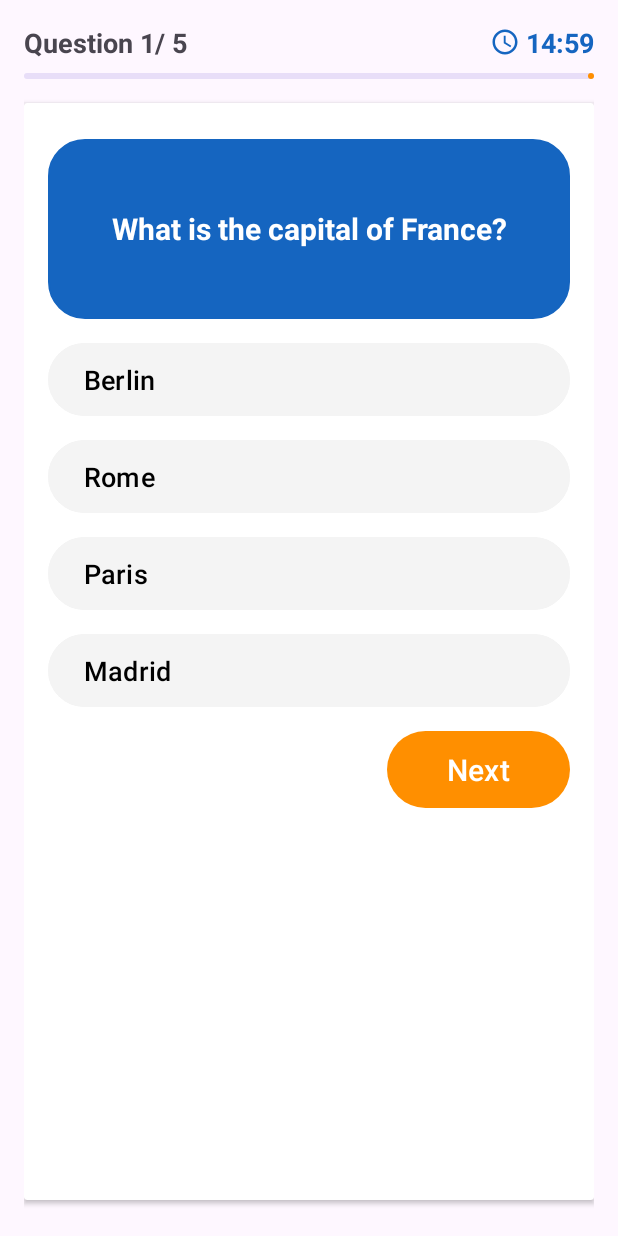
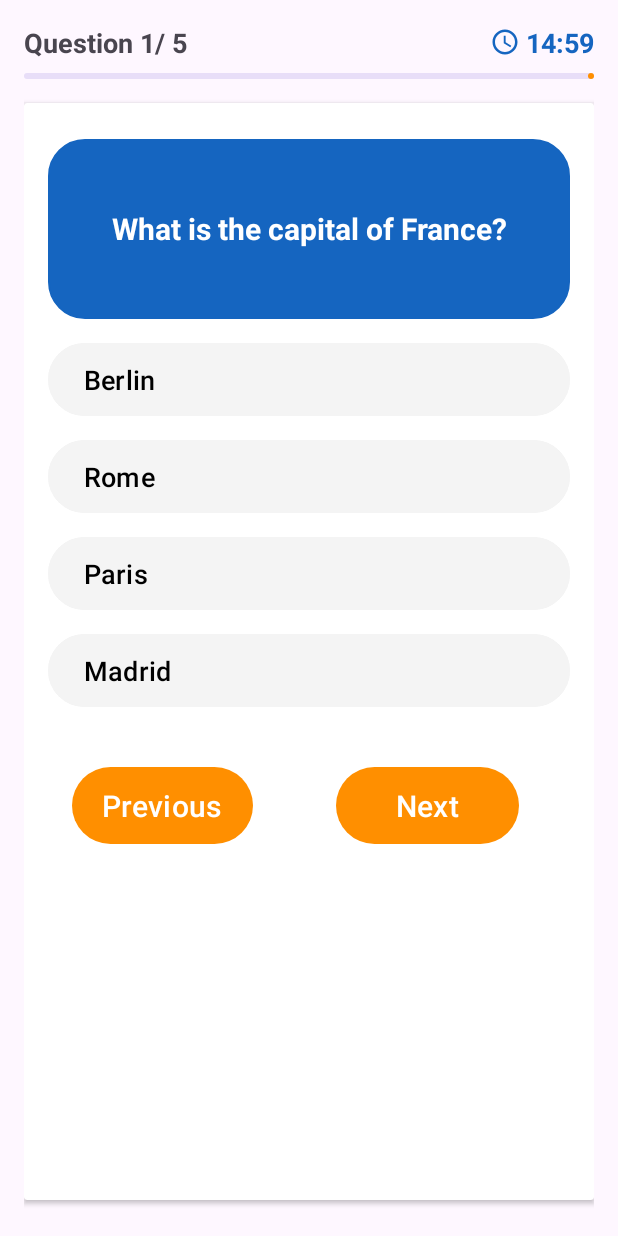
Before and after one commit to raj121276thakre/Project-1-Exam-App, an Android app: the QuizExamActivity screen opened directly, with no data from a screen before it, on a phone screen of 412 x 824 dp. Run offline under Robolectric (Android 15) with nearby library versions, the light colour scheme and no system bars.

Commit message:
1) Previous btn implemented

```diff
--- a/app/src/main/java/com/app/examapp/MainActivity.kt
+++ b/app/src/main/java/com/app/examapp/MainActivity.kt
@@ -96,7 +96,7 @@ class MainActivity : AppCompatActivity() {
 
 
         // dumy exam data
-        examModelList.add(ExamModel("1","Programming","All the basic programming","10",listQuestinModel))
+        examModelList.add(ExamModel("1","Programming","All the basic programming","1",listQuestinModel))
         examModelList.add(ExamModel("2","Computer","All the Computer Questions","20",listQuestinModel2))
         examModelList.add(ExamModel("3","Geography","Boost your geographic knowledge","15",geographicQuestions))
         setupRecyclerView()
--- a/app/src/main/java/com/app/examapp/QuizExamActivity.kt
+++ b/app/src/main/java/com/app/examapp/QuizExamActivity.kt
@@ -12,19 +12,19 @@ import com.app.examapp.databinding.ActivityQuizExamBinding
 import com.app.examapp.databinding.ScoreDialogBinding
 import com.app.examapp.model.QuestionModel
 
-
-class QuizExamActivity : AppCompatActivity() , View.OnClickListener{
+class QuizExamActivity : AppCompatActivity(), View.OnClickListener {
 
     lateinit var binding: ActivityQuizExamBinding // declaration of binding
 
-    companion object{
-        var questionModelList : List<QuestionModel> = listOf()
-        var time: String =""
+    companion object {
+        var questionModelList: List<QuestionModel> = listOf()
+        var time: String = ""
     }
 
     var currentQuestionIndex = 0
-    var selectedAns =""
+    var selectedAns: String? = null
     var score = 0
+    val selectedAnswers = MutableList<String?>(questionModelList.size) { null }
 
     override fun onCreate(savedInstanceState: Bundle?) {
         super.onCreate(savedInstanceState)
@@ -40,46 +40,42 @@ class QuizExamActivity : AppCompatActivity() , View.OnClickListener{
             btn3.setOnClickListener(this@QuizExamActivity)
             //next btn
             nextBtn.setOnClickListener(this@QuizExamActivity)
+            previousBtn.setOnClickListener(this@QuizExamActivity)
         }
 
         loadQuestions()
         startTimer()
-
-
-    } // below are the functions
+    }
 
     private fun startTimer() {
         val totalTimeInMills = time.toInt() * 60 * 1000L
-        object : CountDownTimer(totalTimeInMills, 1000L){
+        object : CountDownTimer(totalTimeInMills, 1000L) {
             override fun onTick(millisUntilFinished: Long) {
-               val seconds = millisUntilFinished/1000
-               val minutes = seconds/60
+                val seconds = millisUntilFinished / 1000
+                val minutes = seconds / 60
                 val remainingSeconds = seconds % 60
                 //showing timer on timer indicator
-                binding.timerIndicatorTextview.text = String.format("%02d:%02d",minutes,remainingSeconds)
+                binding.timerIndicatorTextview.text = String.format("%02d:%02d", minutes, remainingSeconds)
             }
 
             override fun onFinish() {
                 //finish the quiz
+                finishQuiz()
             }
-
         }.start()
     }
 
-    private fun loadQuestions(){
-        selectedAns=""
-        if (currentQuestionIndex == questionModelList.size){
-
+    private fun loadQuestions() {
+        if (currentQuestionIndex == questionModelList.size) {
             finishQuiz()
             return
         }
 
-
         binding.apply {
             //question number
-        questionIndicatorTextview.text = "Question ${currentQuestionIndex+1}/ ${questionModelList.size}"
-        //question progresss
-        questionProgressIndicator.progress = ( currentQuestionIndex.toFloat()/ questionModelList.size.toFloat() * 100).toInt()
+            questionIndicatorTextview.text = "Question ${currentQuestionIndex + 1}/ ${questionModelList.size}"
+            //question progress
+            questionProgressIndicator.progress = (currentQuestionIndex.toFloat() / questionModelList.size.toFloat() * 100).toInt()
             //question title
             questionTextview.text = questionModelList[currentQuestionIndex].question
             //options
@@ -87,11 +83,27 @@ class QuizExamActivity : AppCompatActivity() , View.OnClickListener{
             btn1.text = questionModelList[currentQuestionIndex].options[1]
             btn2.text = questionModelList[currentQuestionIndex].options[2]
             btn3.text = questionModelList[currentQuestionIndex].options[3]
+
+            // Clear all option button selections
+            btn0.setBackgroundColor(getColor(R.color.gray))
+            btn1.setBackgroundColor(getColor(R.color.gray))
+            btn2.setBackgroundColor(getColor(R.color.gray))
+            btn3.setBackgroundColor(getColor(R.color.gray))
+
+            // Set the background color of the previously selected answer
+            selectedAnswers[currentQuestionIndex]?.let { selected ->
+                val selectedButton = when (selected) {
+                    questionModelList[currentQuestionIndex].options[0] -> btn0
+                    questionModelList[currentQuestionIndex].options[1] -> btn1
+                    questionModelList[currentQuestionIndex].options[2] -> btn2
+                    else -> btn3
+                }
+                selectedButton.setBackgroundColor(getColor(R.color.orange))
+            }
         }
     }
 
     override fun onClick(view: View?) {
-
         binding.apply {
             btn0.setBackgroundColor(getColor(R.color.gray))
             btn1.setBackgroundColor(getColor(R.color.gray))
@@ -100,61 +112,88 @@ class QuizExamActivity : AppCompatActivity() , View.OnClickListener{
         }
 
         val clickedBtn = view as Button
-
-        if(clickedBtn.id == R.id.next_btn){
-            //next btn is clicked
-            if (selectedAns == questionModelList[currentQuestionIndex].correct){
-                score++
-                Log.i("Score of Quiz", score.toString())
+        when (view?.id) {
+            R.id.next_btn -> {
+                // Next button clicked
+                loadNextQuestion()
             }
-            currentQuestionIndex++
-            loadQuestions()
-
-        }else{
-            //options btn is clicked
+            R.id.previous_btn -> {
+                // Previous button clicked
+                loadPreviousQuestion()
+            }
+            else -> {
+                // Options button clicked
                 selectedAns = clickedBtn.text.toString()
                 clickedBtn.setBackgroundColor(getColor(R.color.orange))
+            }
+        }
+    }
 
+    private fun loadPreviousQuestion() {
+        if (currentQuestionIndex > 0) {
+            // Save the selected answer for the current question
+            selectedAnswers[currentQuestionIndex] = selectedAns
+            currentQuestionIndex--
+            // Load the selected answer for the previous question
+            selectedAns = selectedAnswers[currentQuestionIndex]
+            loadQuestions()
+        } else {
+            selectedAns = selectedAnswers[currentQuestionIndex]
+            loadQuestions()
         }
     }
 
 
-    private fun finishQuiz(){
+
+    private fun loadNextQuestion() {
+        // Save the selected answer for the current question
+        selectedAnswers[currentQuestionIndex] = selectedAns
+        // Check if the selected answer is correct
+        if (selectedAns == questionModelList[currentQuestionIndex].correct) {
+            score++
+            Log.i("Score of Quiz", score.toString())
+        }
+
+        // Move to the next question
+        currentQuestionIndex++
+
+        // Check if it's the last question
+        if (currentQuestionIndex == questionModelList.size) {
+            // If it's the last question, finish the quiz and show the dialog
+            finishQuiz()
+        } else {
+            // Load the selected answer for the next question
+            selectedAns = selectedAnswers[currentQuestionIndex]
+            loadQuestions()
+        }
+    }
+
+
+    private fun finishQuiz() {
         // after questions finish the score dialog will display with result
         val totalQuestions = questionModelList.size
-        val percentage = (( score.toFloat() / totalQuestions.toFloat()) * 100 ).toInt()
+        val percentage = ((score.toFloat() / totalQuestions.toFloat()) * 100).toInt()
 
         val dialogBinding = ScoreDialogBinding.inflate(layoutInflater)
         dialogBinding.apply {
             scoreProgressIndicator.progress = percentage
             scoreProgressText.text = "$percentage %"
-            if (percentage>60){
+            if (percentage > 60) {
                 scoreTitle.text = "Congrats! You have passed"
                 scoreTitle.setTextColor(Color.BLUE)
-
-            }else{
+            } else {
                 scoreTitle.text = "Oops! You have failed"
                 scoreTitle.setTextColor(Color.RED)
             }
             scoreSubtitle.text = "$score out of $totalQuestions are correct"
 
-            finishBtn.setOnClickListener{
+            finishBtn.setOnClickListener {
                 finish()
             }
-
         }
         AlertDialog.Builder(this)
             .setView(dialogBinding.root)
             .setCancelable(false)
             .show()
-
-
-
-
-
     }
-
-
-
-
 }
--- a/app/src/main/java/com/app/examapp/authentication/SignInActivity.kt
+++ b/app/src/main/java/com/app/examapp/authentication/SignInActivity.kt
@@ -1,4 +1,4 @@
-package com.app.examsoftware
+package com.app.examapp.authentication
 
 import android.content.Intent
 import androidx.appcompat.app.AppCompatActivity
@@ -19,7 +19,7 @@ class SignInActivity : AppCompatActivity() {
         /*after clicking on the text "Not Registered Yet , Sign Up !"
          the signup page will display */
         binding.textGotoSignUp.setOnClickListener{
-            val intent = Intent(this,SignUpActivity::class.java )
+            val intent = Intent(this, SignUpActivity::class.java )
             startActivity(intent)
             finish() // Finish SignInActivity to remove it from back stack
         }
--- a/app/src/main/res/layout/activity_quiz_exam.xml
+++ b/app/src/main/res/layout/activity_quiz_exam.xml
@@ -16,34 +16,30 @@
             android:id="@+id/question_indicator_textview"
             android:layout_width="match_parent"
             android:layout_height="wrap_content"
-            tools:text="Question 7/20"
+            android:layout_centerVertical="true"
             android:textSize="18sp"
             android:textStyle="bold"
-            android:layout_centerVertical="true"
-            />
+            tools:text="Question 7/20" />
 
         <ImageView
             android:layout_width="20dp"
             android:layout_height="20dp"
-            android:src="@drawable/icon_timer"
-            app:tint="@color/blue"
+            android:layout_centerVertical="true"
             android:layout_marginEnd="4dp"
             android:layout_toStartOf="@id/timer_indicator_textview"
-            android:layout_centerVertical="true"
-            />
+            android:src="@drawable/icon_timer"
+            app:tint="@color/blue" />
 
         <TextView
             android:id="@+id/timer_indicator_textview"
             android:layout_width="wrap_content"
             android:layout_height="wrap_content"
-            tools:text="5:46"
+            android:layout_alignParentEnd="true"
+            android:layout_centerVertical="true"
+            android:textColor="@color/blue"
             android:textSize="18sp"
             android:textStyle="bold"
-            android:textColor="@color/blue"
-            android:layout_centerVertical="true"
-            android:layout_alignParentEnd="true"
-            />
-
+            tools:text="5:46" />
 
 
     </RelativeLayout>
@@ -53,8 +49,7 @@
         android:layout_width="match_parent"
         android:layout_height="wrap_content"
         android:layout_marginVertical="8dp"
-        tools:progress="50"
-        />
+        tools:progress="50" />
 
     <androidx.cardview.widget.CardView
         android:layout_width="match_parent"
@@ -74,14 +69,14 @@
                 android:id="@+id/question_textview"
                 android:layout_width="match_parent"
                 android:layout_height="120dp"
-                tools:text="What is Android OS ?"
+                android:layout_marginVertical="8dp"
+                android:background="@drawable/rounded_corner"
+                android:backgroundTint="@color/blue"
+                android:gravity="center"
+                android:textColor="@color/white"
                 android:textSize="20sp"
                 android:textStyle="bold"
-                android:backgroundTint="@color/blue"
-                android:background="@drawable/rounded_corner"
-                android:textColor="@color/white"
-                android:gravity="center"
-                android:layout_marginVertical="8dp"/>
+                tools:text="What is Android OS ?" />
 
             <!--            options      -->
 
@@ -91,11 +86,12 @@
                 android:layout_height="wrap_content"
                 android:layout_marginVertical="4dp"
                 android:backgroundTint="@color/gray"
-                tools:text="Ans A"
+                android:gravity="center_vertical"
+
+                android:paddingVertical="12dp"
                 android:textColor="@color/black"
-                android:paddingVertical="12dp"
-                android:gravity="center_vertical"
-                android:textSize="18sp"/>
+                android:textSize="18sp"
+                tools:text="Ans A" />
 
             <Button
                 android:id="@+id/btn1"
@@ -103,11 +99,11 @@
                 android:layout_height="wrap_content"
                 android:layout_marginVertical="4dp"
                 android:backgroundTint="@color/gray"
-                tools:text="Ans B"
+                android:gravity="center_vertical"
+                android:paddingVertical="12dp"
                 android:textColor="@color/black"
-                android:paddingVertical="12dp"
-                android:gravity="center_vertical"
-                android:textSize="18sp"/>
+                android:textSize="18sp"
+                tools:text="Ans B" />
 
             <Button
                 android:id="@+id/btn2"
@@ -115,11 +111,11 @@
                 android:layout_height="wrap_content"
                 android:layout_marginVertical="4dp"
                 android:backgroundTint="@color/gray"
-                tools:text="Ans C"
+                android:gravity="center_vertical"
+                android:paddingVertical="12dp"
                 android:textColor="@color/black"
-                android:paddingVertical="12dp"
-                android:gravity="center_vertical"
-                android:textSize="18sp"/>
+                android:textSize="18sp"
+                tools:text="Ans C" />
 
 
             <Button
@@ -128,30 +124,55 @@
                 android:layout_height="wrap_content"
                 android:layout_marginVertical="4dp"
                 android:backgroundTint="@color/gray"
-                tools:text="Ans D"
+                android:gravity="center_vertical"
+                android:paddingVertical="12dp"
                 android:textColor="@color/black"
-                android:paddingVertical="12dp"
-                android:gravity="center_vertical"
-                android:textSize="18sp"/>
+                android:textSize="18sp"
+                tools:text="Ans D" />
 
             <!--            Next button  -->
 
+
+            <LinearLayout
+                android:layout_width="match_parent"
+                android:layout_height="wrap_content"
+                android:layout_marginVertical="16dp"
+                android:orientation="horizontal"
+                android:paddingHorizontal="16dp"
+                android:paddingVertical="12dp">
+
+                <Button
+                    android:id="@+id/previous_btn"
+                    android:layout_width="wrap_content"
+                    android:layout_height="wrap_content"
+                    android:layout_gravity="start"
+                    android:layout_marginVertical="4dp"
+                    android:layout_marginRight="40dp"
+                    android:gravity="center_vertical"
+                    android:paddingHorizontal="20dp"
+                    android:paddingVertical="12dp"
+                    android:text="Previous"
+                    android:textSize="20sp" />
 
                 <Button
                     android:id="@+id/next_btn"
                     android:layout_width="wrap_content"
                     android:layout_height="wrap_content"
+                    android:layout_gravity="end"
                     android:layout_marginVertical="4dp"
-                android:text="Next"
+                    android:layout_marginLeft="15dp"
+                    android:gravity="center_vertical"
                     android:paddingHorizontal="40dp"
                     android:paddingVertical="12dp"
-                android:gravity="center_vertical"
-                android:layout_gravity="end"
-                android:textSize="20sp"/>
-
+                    android:text="Next"
+                    android:textSize="20sp" />
 
 
             </LinearLayout>
+
+
+        </LinearLayout>
+
 
     </androidx.cardview.widget.CardView>
 
--- a/app/src/main/res/layout/activity_sign_in.xml
+++ b/app/src/main/res/layout/activity_sign_in.xml
@@ -57,7 +57,7 @@
         android:layout_marginHorizontal="16dp"
         android:background="@color/cornflower_blue"
         android:text="Sign In"
-        android:textColor="@color/white"
+        android:textColor="@color/black"
         android:textStyle="bold"
         app:layout_constraintBottom_toBottomOf="parent"
         app:layout_constraintEnd_toEndOf="parent"
--- a/app/src/main/res/layout/activity_sign_up.xml
+++ b/app/src/main/res/layout/activity_sign_up.xml
@@ -81,7 +81,7 @@
         android:layout_marginHorizontal="16dp"
         android:background="@color/cornflower_blue"
         android:text="Sign Up"
-        android:textColor="@color/white"
+        android:textColor="@color/black"
         android:textStyle="bold"
         app:layout_constraintBottom_toBottomOf="parent"
         app:layout_constraintEnd_toEndOf="parent"
--- a/app/src/main/res/layout/score_dialog.xml
+++ b/app/src/main/res/layout/score_dialog.xml
@@ -6,6 +6,7 @@
     android:layout_width="match_parent"
     android:gravity="center"
     android:padding="16dp"
+    android:background="@drawable/rounded_corner"
     android:layout_height="wrap_content">
 
     <TextView
--- a/app/src/main/res/values/colors.xml
+++ b/app/src/main/res/values/colors.xml
@@ -5,7 +5,7 @@
     <color name="gray">#f4f4f4</color>
     <color name="orange">#ff8f00</color>
     <color name="blue">#1565c0</color>
-    <color name="cornflower_blue">#4d94ff</color>
+    <color name="cornflower_blue">#ff8f00</color>
 
 <!--      <color name="orange">#ff8f00</color>-->
 </resources>
```
Also changed, not shown: app/src/main/AndroidManifest.xml (+10 -1 lines), app/src/main/java/com/app/examapp/authentication/SignUpActivity.kt (+3 -4 lines), app/src/main/res/drawable/signin_screen.png, app/src/main/res/drawable/signup_screen.png. Lines whose indentation alone changed are shown as unchanged.
